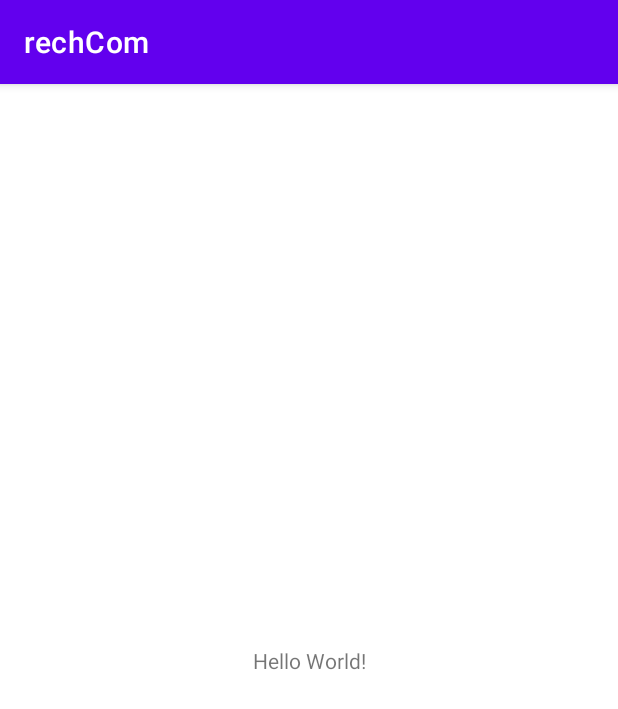
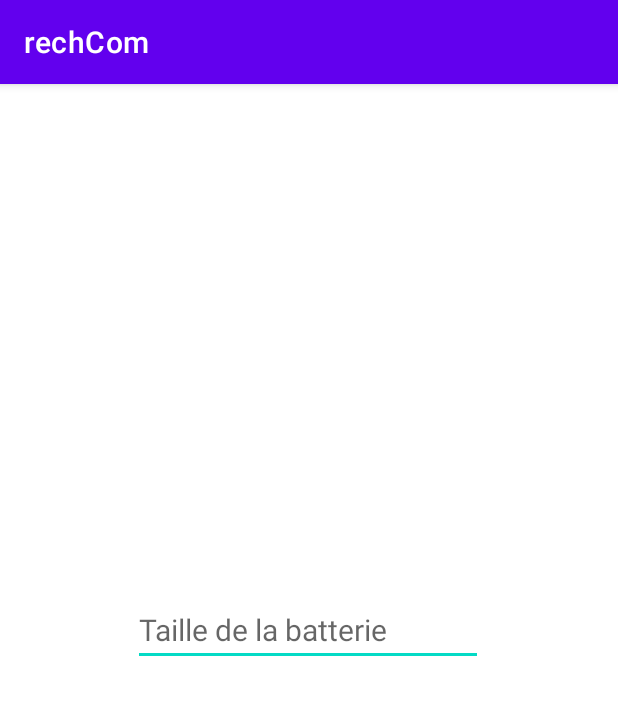
Before and after one commit to ernivani/rechComp, an Android app: the screen it shows after launch (MainActivity), on a phone screen of 412 x 824 dp. Shown: the top 709 px of the screen. Run offline under Robolectric (Android 15) with nearby library versions, the phone set to English and light mode, and no system bars.

Commit message:
first attemps

```diff
--- a/app/src/main/java/fr/ernicani/rechcom/MainActivity.kt
+++ b/app/src/main/java/fr/ernicani/rechcom/MainActivity.kt
@@ -7,5 +7,6 @@ class MainActivity : AppCompatActivity() {
     override fun onCreate(savedInstanceState: Bundle?) {
         super.onCreate(savedInstanceState)
         setContentView(R.layout.activity_main)
+
     }
 }
--- a/app/src/main/res/layout/activity_main.xml
+++ b/app/src/main/res/layout/activity_main.xml
@@ -13,6 +13,25 @@
         app:layout_constraintBottom_toBottomOf="parent"
         app:layout_constraintEnd_toEndOf="parent"
         app:layout_constraintStart_toStartOf="parent"
-        app:layout_constraintTop_toTopOf="parent" />
+        app:layout_constraintTop_toTopOf="parent"
+        android:visibility="invisible"/>
+
+    <EditText
+        android:layout_width="wrap_content"
+        android:layout_height="wrap_content"
+        android:id="@+id/tailleBatt"
+        android:text=""
+        android:textSize="20sp"
+        android:hint="@string/TailleBatt"
+        android:ems="10"
+        android:inputType="number"
+        app:layout_constraintBottom_toBottomOf="parent"
+        app:layout_constraintEnd_toEndOf="parent"
+        app:layout_constraintHorizontal_bias="0.497"
+        app:layout_constraintStart_toStartOf="parent"
+        app:layout_constraintTop_toTopOf="parent"
+        app:layout_constraintVertical_bias="0.472"
+        android:autofillHints=""
+        />
 
 </androidx.constraintlayout.widget.ConstraintLayout>
--- a/app/src/main/res/values/strings.xml
+++ b/app/src/main/res/values/strings.xml
@@ -1,3 +1,4 @@
 <resources>
     <string name="app_name">rechCom</string>
+    <string name="TailleBatt">Taille de la batterie</string>
 </resources>
```
